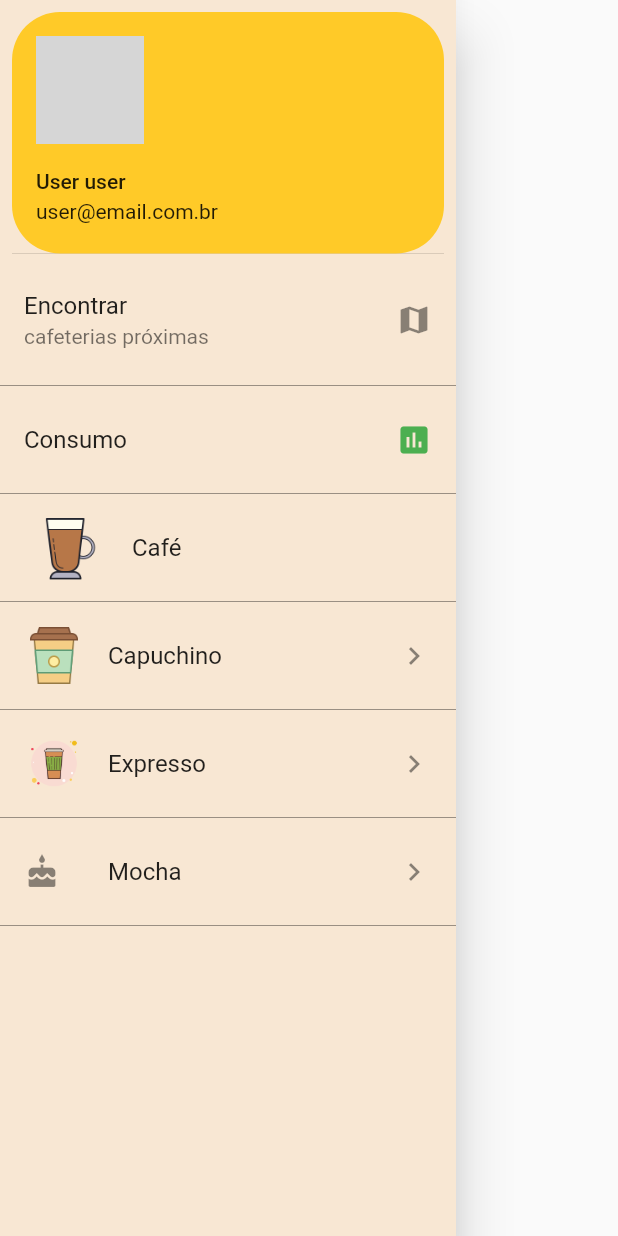
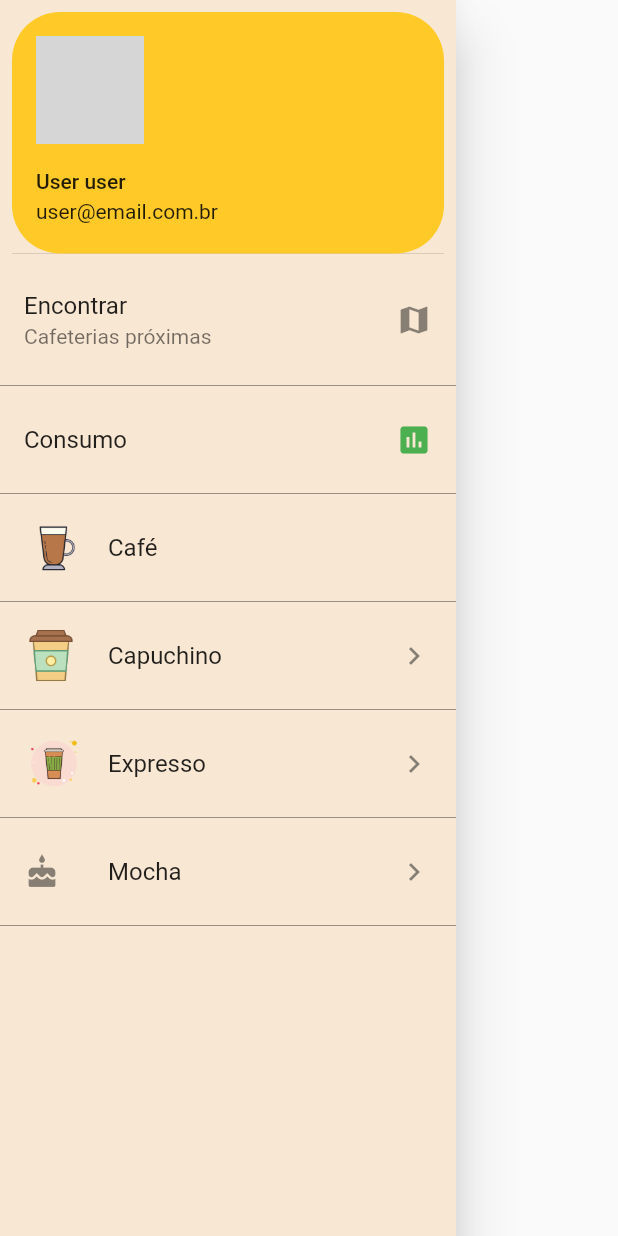
Before and after one commit to ollinmagno/coffee-store-app, a Flutter app: the DrawerList widget shown alone on an empty page, opened directly, on a phone screen of 412 x 824 dp. Run offline on Flutter 3.47's test engine with Material 2 defaults, Android fonts, the light colour scheme and no system bars; network calls fail; grey boxes are pictures that could not be loaded.

Commit message:
img item

```diff
--- a/lib/src/widgets/drawer.dart
+++ b/lib/src/widgets/drawer.dart
@@ -26,7 +26,7 @@ class DrawerList extends StatelessWidget {
 
               ListTile(
                   title: Text('Encontrar'),
-                  subtitle: Text('cafeterias próximas'),
+                  subtitle: Text('Cafeterias próximas'),
                   trailing: Icon(Icons.map),
                   onTap: () {
                     print('');
@@ -45,7 +45,7 @@ class DrawerList extends StatelessWidget {
               Divider(color: Colors.black38),
               ListTile(
                   title: Text('Café'),
-                  leading: Image.asset('assets/images/items/cup-coffee01.png'),
+                  leading: Image.asset('assets/images/items/cup-coffee01.png', height: 40),
                   onTap: () {
                     print('Item 1');
                     Navigator.pop(context);
@@ -53,7 +53,7 @@ class DrawerList extends StatelessWidget {
               ),
               Divider(color: Colors.black38),
               ListTile(
-                  leading: Image.asset('assets/images/items/cup-coffee02.png', height: 40),
+                  leading: Image.asset('assets/images/items/cup-coffee02.png', height: 36),
                   title: Text('Capuchino'),
                   trailing: Icon(Icons.keyboard_arrow_right),
                   onTap: () {
```
